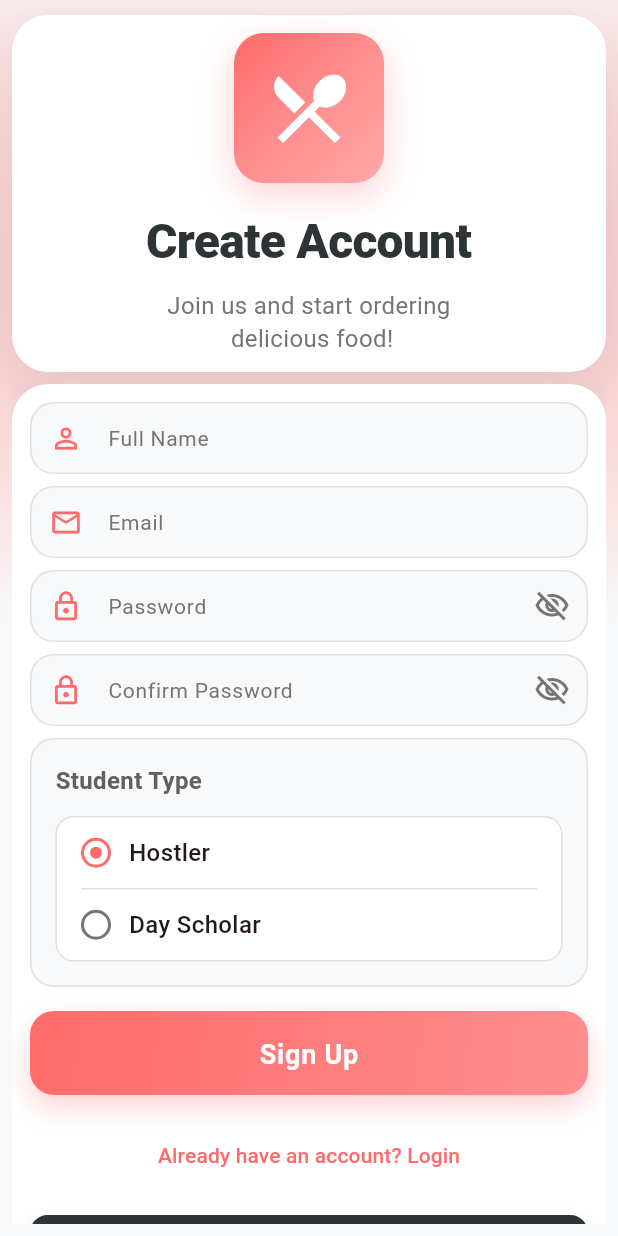
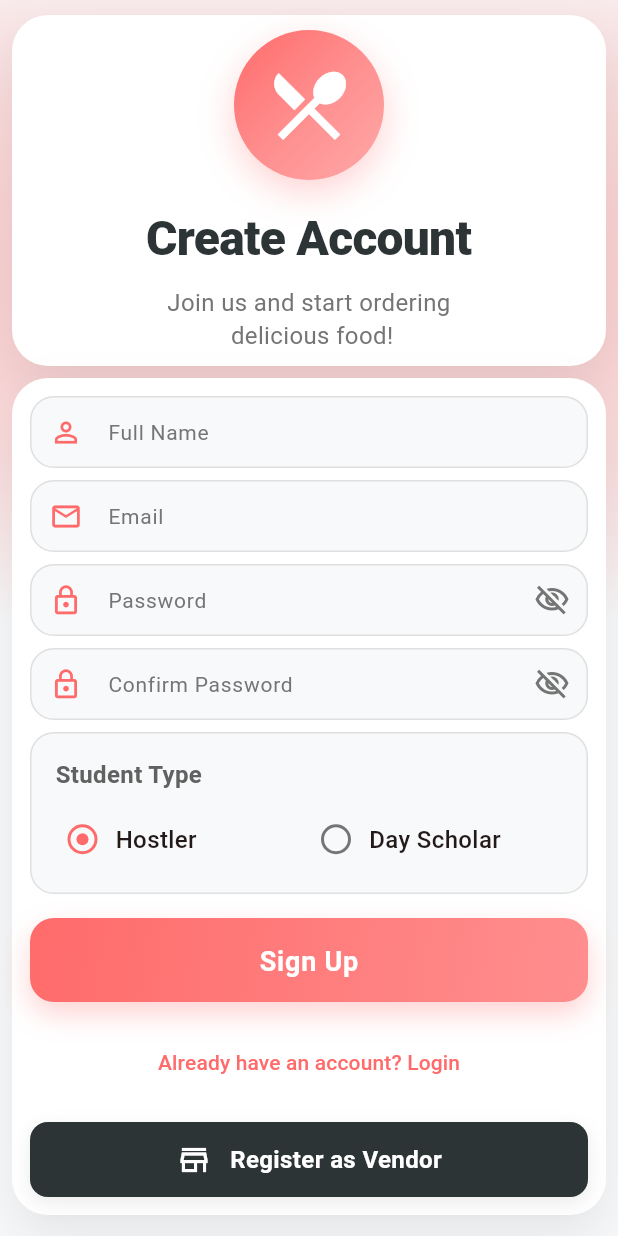
Before and after one commit to Gabrial-8467/UniNest_Customer, a Flutter app: the SignupScreen screen opened by its route, on a phone screen of 412 x 824 dp. Run offline on Flutter 3.47's test engine with Material 3 defaults, Android fonts, the phone set to English and light mode, and no system bars; our stand-ins replace image_picker, shared_preferences; accounts and stored records are empty; network calls fail.

Commit message:
update signup

```diff
--- a/lib/Users/screen/auth/signup_screen.dart
+++ b/lib/Users/screen/auth/signup_screen.dart
@@ -187,7 +187,7 @@ class _SignupScreenState extends State<SignupScreen>
 
   Widget _buildHeaderCard() {
     return Container(
-      padding: const EdgeInsets.all(12),
+      padding: const EdgeInsets.all(10),
       decoration: BoxDecoration(
         color: Colors.white,
         borderRadius: BorderRadius.circular(24),
@@ -215,7 +215,7 @@ class _SignupScreenState extends State<SignupScreen>
                   begin: Alignment.topLeft,
                   end: Alignment.bottomRight,
                 ),
-                borderRadius: BorderRadius.circular(20),
+                borderRadius: BorderRadius.circular(50),
                 boxShadow: [
                   BoxShadow(
                     color: const Color(0xFFFF6B6B).withValues(alpha: 0.3),
@@ -553,29 +553,18 @@ class _SignupScreenState extends State<SignupScreen>
             ),
           ),
           const SizedBox(height: 12),
-          Container(
-            decoration: BoxDecoration(
-              color: Colors.white,
-              borderRadius: BorderRadius.circular(12),
-              border: Border.all(color: Colors.grey[300]!, width: 1),
-            ),
-            child: Column(
-              children: [
-                InkWell(
+          Row(
+            children: [
+              Expanded(
+                child: InkWell(
                   onTap: () {
                     setState(() {
                       _studentType = 'hostler';
                     });
                   },
-                  borderRadius: const BorderRadius.vertical(
-                    top: Radius.circular(12),
-                  ),
-                  child: Container(
-                    width: double.infinity,
-                    padding: const EdgeInsets.symmetric(
-                      horizontal: 16,
-                      vertical: 12,
-                    ),
+                  borderRadius: BorderRadius.circular(8),
+                  child: Padding(
+                    padding: const EdgeInsets.all(8),
                     child: Row(
                       children: [
                         Container(
@@ -612,27 +601,17 @@ class _SignupScreenState extends State<SignupScreen>
                     ),
                   ),
                 ),
-                Divider(
-                  height: 1,
-                  color: Colors.grey[300]!,
-                  indent: 16,
-                  endIndent: 16,
-                ),
-                InkWell(
+              ),
+              Expanded(
+                child: InkWell(
                   onTap: () {
                     setState(() {
                       _studentType = 'day_scholar';
                     });
                   },
-                  borderRadius: const BorderRadius.vertical(
-                    bottom: Radius.circular(12),
-                  ),
-                  child: Container(
-                    width: double.infinity,
-                    padding: const EdgeInsets.symmetric(
-                      horizontal: 16,
-                      vertical: 12,
-                    ),
+                  borderRadius: BorderRadius.circular(8),
+                  child: Padding(
+                    padding: const EdgeInsets.all(8),
                     child: Row(
                       children: [
                         Container(
@@ -669,8 +648,8 @@ class _SignupScreenState extends State<SignupScreen>
                     ),
                   ),
                 ),
-              ],
-            ),
+              ),
+            ],
           ),
         ],
       ),
```
